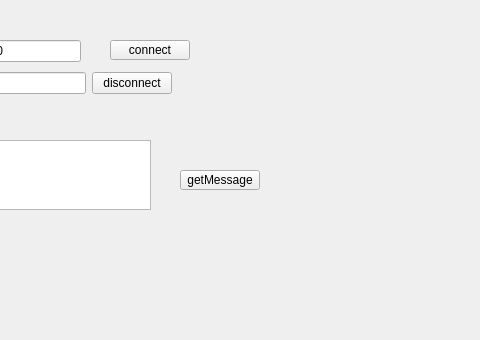
The window that mainwindow.ui (marine0401/StateMachine_Client) describes before a commit, drawn with Qt 5; both pictures show x 140 to 620 and y 0 to 340 of the 800 by 600 pixel window.
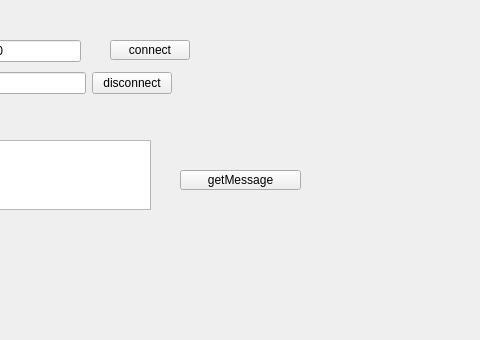
The same window after the commit.

The edit to the form file:
```diff
--- a/mainwindow.ui
+++ b/mainwindow.ui
@@ -68,7 +68,7 @@
      <rect>
       <x>320</x>
       <y>170</y>
-      <width>80</width>
+      <width>121</width>
       <height>20</height>
      </rect>
     </property>
```
